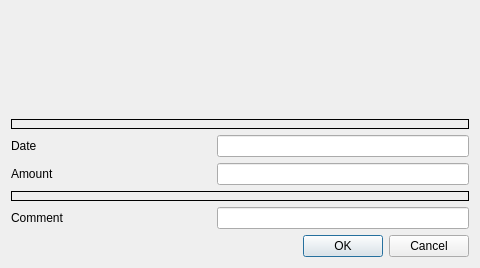
The window that FrontDesk/dlgdebtsredeem.ui (End1-1/Cafe5) describes before a commit, drawn with Qt 5.
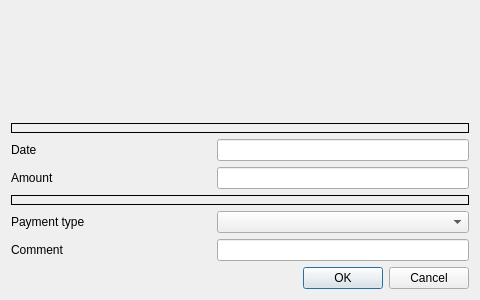
The same window after the commit. Custom widgets are drawn as their Qt base class.

Patch:
```diff
--- a/FrontDesk/dlgdebtsredeem.ui
+++ b/FrontDesk/dlgdebtsredeem.ui
@@ -7,7 +7,7 @@
     <x>0</x>
     <y>0</y>
     <width>480</width>
-    <height>268</height>
+    <height>300</height>
    </rect>
   </property>
   <property name="windowTitle">
@@ -147,6 +147,44 @@
       </widget>
      </item>
      <item row="4" column="0">
+      <widget class="QLabel" name="labelPaymentType">
+       <property name="sizePolicy">
+        <sizepolicy hsizetype="Fixed" vsizetype="Preferred">
+         <horstretch>0</horstretch>
+         <verstretch>0</verstretch>
+        </sizepolicy>
+       </property>
+       <property name="minimumSize">
+        <size>
+         <width>200</width>
+         <height>0</height>
+        </size>
+       </property>
+       <property name="maximumSize">
+        <size>
+         <width>200</width>
+         <height>16777215</height>
+        </size>
+       </property>
+       <property name="text">
+        <string>Payment type</string>
+       </property>
+       <property name="alignment">
+        <set>Qt::AlignmentFlag::AlignLeft|Qt::AlignmentFlag::AlignVCenter</set>
+       </property>
+      </widget>
+     </item>
+     <item row="4" column="1">
+      <widget class="QComboBox" name="cbPaymentType">
+       <property name="sizePolicy">
+        <sizepolicy hsizetype="Expanding" vsizetype="Fixed">
+         <horstretch>1</horstretch>
+         <verstretch>0</verstretch>
+        </sizepolicy>
+       </property>
+      </widget>
+     </item>
+     <item row="5" column="0">
       <widget class="QLabel" name="labelComment">
        <property name="sizePolicy">
         <sizepolicy hsizetype="Fixed" vsizetype="Preferred">
@@ -174,7 +212,7 @@
        </property>
       </widget>
      </item>
-     <item row="4" column="1">
+     <item row="5" column="1">
       <widget class="QLineEdit" name="leComment">
        <property name="sizePolicy">
         <sizepolicy hsizetype="Expanding" vsizetype="Fixed">
```
